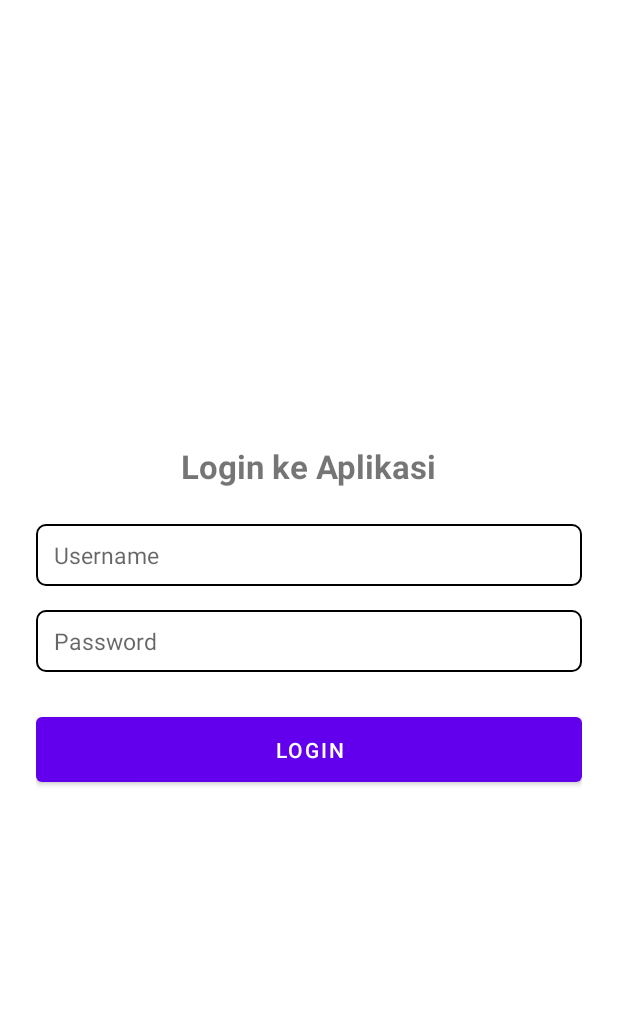
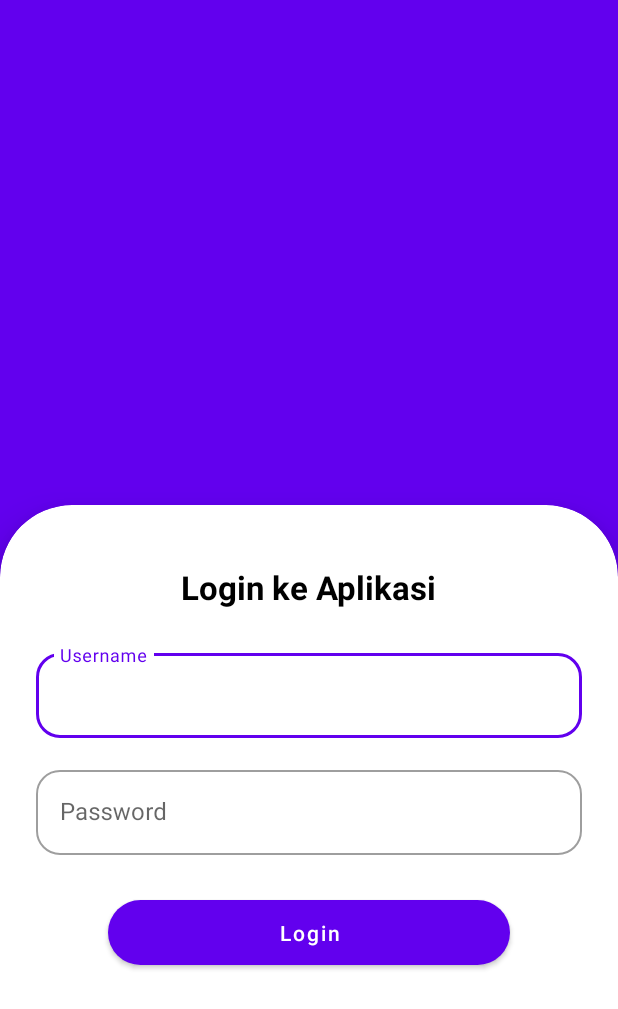
Before and after one commit to ryanradithya/miniprojectv2, an Android app: the screen it shows after launch (LoginActivity), on a phone screen of 412 x 824 dp. Shown: the top 1009 px of the screen. Run offline under Robolectric (Android 15) with nearby library versions, the phone set to English and light mode, and no system bars.

Commit message:
Login Page UI

```diff
--- a/app/build.gradle.kts
+++ b/app/build.gradle.kts
@@ -41,6 +41,8 @@ dependencies {
 //    implementation("com.google.android.material:material:1.9.0")
 //    implementation("androidx.constraintlayout:constraintlayout:2.1.4")
 
+    implementation("com.google.android.material:material:1.12.0")
+
     // Jetpack Navigation
     implementation("androidx.navigation:navigation-fragment-ktx:2.5.3")
     implementation("androidx.navigation:navigation-ui-ktx:2.5.3")
--- a/app/src/main/AndroidManifest.xml
+++ b/app/src/main/AndroidManifest.xml
@@ -10,7 +10,7 @@
         android:label="@string/app_name"
         android:roundIcon="@mipmap/ic_launcher_round"
         android:supportsRtl="true"
-        android:theme="@style/Theme.App.NoActionBar">
+        android:theme="@style/Theme.MaterialComponents.DayNight.NoActionBar">
         <activity
             android:name=".SellerActivity"
             android:exported="false" />
--- a/app/src/main/res/layout/activity_login.xml
+++ b/app/src/main/res/layout/activity_login.xml
@@ -1,81 +1,103 @@
 <?xml version="1.0" encoding="utf-8"?>
-<LinearLayout xmlns:android="http://schemas.android.com/apk/res/android"
+<androidx.constraintlayout.widget.ConstraintLayout
+    xmlns:android="http://schemas.android.com/apk/res/android"
+    xmlns:app="http://schemas.android.com/apk/res-auto"
     xmlns:tools="http://schemas.android.com/tools"
-    android:orientation="vertical"
-    android:gravity="center"
-    android:padding="24dp"
-    android:background="?attr/colorSurface"
     android:layout_width="match_parent"
     android:layout_height="match_parent"
+    android:background="@color/purple_500"
     tools:context=".LoginActivity">
 
+    <!-- White rounded bottom half with elevation -->
+    <com.google.android.material.card.MaterialCardView
+        android:id="@+id/bottom_half"
+        android:layout_width="0dp"
+        android:layout_height="0dp"
+        android:layout_marginTop="16dp"
+        android:backgroundTint="@android:color/white"
+        app:cardCornerRadius="48dp"
+        android:layout_marginBottom="-48dp"
+        app:cardElevation="16dp"
+        app:cardPreventCornerOverlap="false"
+        app:layout_constraintBottom_toBottomOf="parent"
+        app:layout_constraintEnd_toEndOf="parent"
+        app:layout_constraintHeight_percent="0.65"
+        app:layout_constraintStart_toStartOf="parent">
+
+        <LinearLayout
+            android:layout_width="match_parent"
+            android:layout_height="match_parent"
+            android:orientation="vertical"
+            android:padding="24dp">
+
             <TextView
-        android:text="@string/login_ke_aplikasi"
+                android:layout_width="wrap_content"
+                android:layout_height="wrap_content"
+                android:layout_gravity="center_horizontal"
+                android:layout_marginTop="16dp"
+                android:layout_marginBottom="24dp"
+                android:text="Login ke Aplikasi"
+                android:textColor="@color/black"
                 android:textSize="22sp"
-        android:textStyle="bold"
-        android:layout_marginBottom="24dp"
-        android:layout_width="wrap_content"
-        android:layout_height="wrap_content" />
+                android:textStyle="bold" />
 
-    <!--    light-dark theme unresponsive-->
+            <!-- Username input -->
+            <com.google.android.material.textfield.TextInputLayout
+                android:layout_width="match_parent"
+                android:layout_height="wrap_content"
+                android:layout_marginBottom="16dp"
+                style="@style/Widget.MaterialComponents.TextInputLayout.OutlinedBox"
+                app:boxCornerRadiusTopStart="16dp"
+                app:boxCornerRadiusTopEnd="16dp"
+                app:boxCornerRadiusBottomStart="16dp"
+                app:boxCornerRadiusBottomEnd="16dp">
 
-    <!--    <EditText-->
-<!--        android:id="@+id/username_input"-->
-<!--        android:autofillHints="username"-->
-<!--        android:hint="@string/username"-->
-<!--        android:layout_width="match_parent"-->
-<!--        android:layout_height="wrap_content"-->
-<!--        android:inputType="text"-->
-<!--        android:padding="12dp"-->
-<!--        android:background="@android:drawable/edit_text"-->
-<!--        android:layout_marginBottom="16dp" />-->
-
-<!--    light-dark theme responsive-->
-    <EditText
+                <com.google.android.material.textfield.TextInputEditText
                     android:id="@+id/username_input"
                     android:layout_width="match_parent"
                     android:layout_height="wrap_content"
-        android:layout_marginBottom="16dp"
-        android:hint="@string/username"
+                    android:hint="Username"
                     android:inputType="text"
-        android:paddingVertical="10dp"
-        android:paddingHorizontal="12dp"
-        android:background="@drawable/edittext_background"
-        android:textColor="?attr/colorOnSurface"
-        android:textSize="15sp" />
+                    android:textColor="@color/black" />
+            </com.google.android.material.textfield.TextInputLayout>
 
-    <!--    light-dark theme unresponsive-->
+            <!-- Password input -->
+            <com.google.android.material.textfield.TextInputLayout
+                android:layout_width="match_parent"
+                android:layout_height="wrap_content"
+                android:layout_marginBottom="24dp"
+                style="@style/Widget.MaterialComponents.TextInputLayout.OutlinedBox"
+                app:boxCornerRadiusTopStart="16dp"
+                app:boxCornerRadiusTopEnd="16dp"
+                app:boxCornerRadiusBottomStart="16dp"
+                app:boxCornerRadiusBottomEnd="16dp">
 
-    <!--    <EditText-->
-<!--        android:id="@+id/password_input"-->
-<!--        android:autofillHints=""-->
-<!--        android:hint="@string/password"-->
-<!--        android:inputType="textPassword"-->
-<!--        android:layout_width="match_parent"-->
-<!--        android:layout_height="wrap_content"-->
-<!--        android:padding="12dp"-->
-<!--        android:background="@android:drawable/edit_text"-->
-<!--        android:layout_marginBottom="24dp" />-->
-
-    <!--    light-dark theme responsive-->
-    <EditText
+                <com.google.android.material.textfield.TextInputEditText
                     android:id="@+id/password_input"
                     android:layout_width="match_parent"
                     android:layout_height="wrap_content"
-        android:layout_marginBottom="24dp"
-        android:hint="@string/password"
+                    android:hint="Password"
                     android:inputType="textPassword"
-        android:paddingVertical="10dp"
-        android:paddingHorizontal="12dp"
-        android:background="@drawable/edittext_background"
-        android:textColor="?attr/colorOnSurface"
-        android:textSize="15sp" />
+                    android:textColor="@color/black" />
+            </com.google.android.material.textfield.TextInputLayout>
 
-
-    <Button
+            <!-- Login button -->
+            <com.google.android.material.button.MaterialButton
                 android:id="@+id/login_button"
-        android:text="@string/login"
                 android:layout_width="match_parent"
                 android:layout_height="wrap_content"
-        android:padding="12dp" />
+                android:layout_marginHorizontal="48dp"
+                android:layout_gravity="center_horizontal"
+                android:text="Login"
+                android:textAllCaps="false"
+                android:textColor="@android:color/white"
+                android:paddingVertical="12dp"
+                app:cornerRadius="32dp"
+                app:elevation="6dp"
+                app:backgroundTint="@color/purple_500" />
+
         </LinearLayout>
+
+    </com.google.android.material.card.MaterialCardView>
+
+</androidx.constraintlayout.widget.ConstraintLayout>
```
Lines whose indentation alone changed are shown as unchanged.
